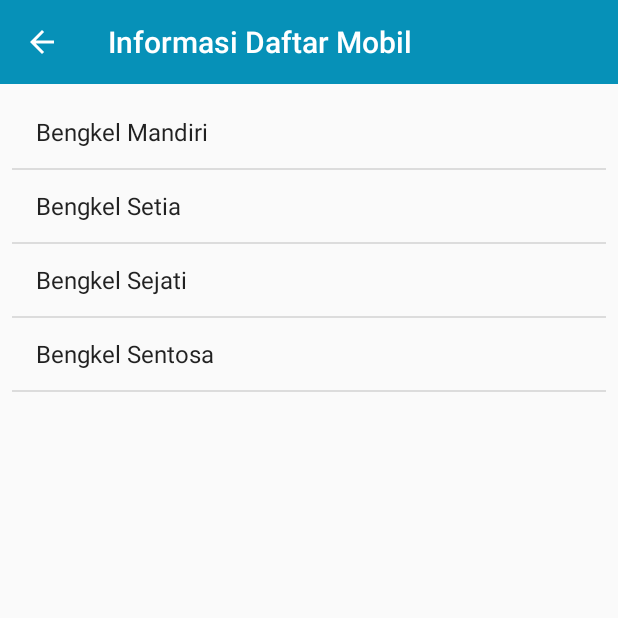
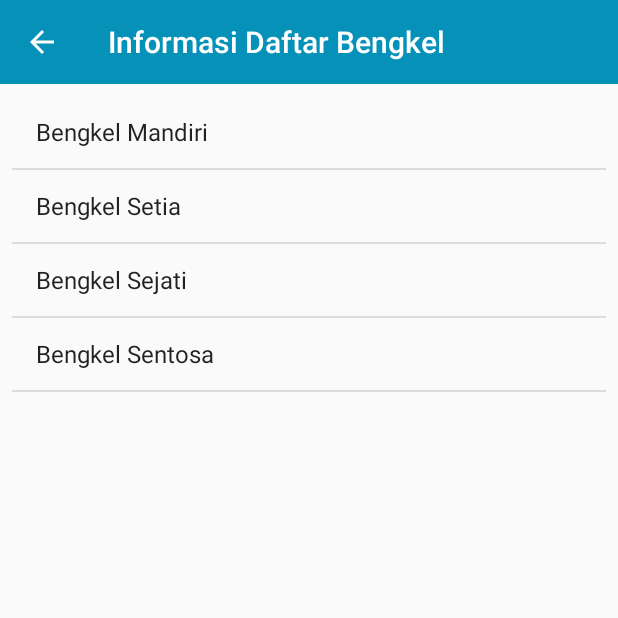
Before and after one commit to helperzerro/Bengkel, an Android app: the DaftarBengkelActivity screen opened directly, with no data from a screen before it, on a phone screen of 412 x 824 dp, the top half of it. Run offline under Robolectric (Android 15) with nearby library versions, the phone set to English and light mode, and no system bars.

Commit message:
merubah text & class mobil menjadi bengkel

```diff
--- a/app/src/main/AndroidManifest.xml
+++ b/app/src/main/AndroidManifest.xml
@@ -17,10 +17,10 @@
                 <category android:name="android.intent.category.LAUNCHER" />
             </intent-filter>
         </activity>
-        <activity android:name="com.uas.bengkel.activity.DaftarMobilActivity" />
+        <activity android:name="com.uas.bengkel.activity.DaftarBengkelActivity" />
         <activity android:name="com.uas.bengkel.activity.PenyewaActivity" />
-        <activity android:name="com.uas.bengkel.activity.SewaMobilActivity" />
-        <activity android:name="com.uas.bengkel.activity.DetailMobilActivity" />
+        <activity android:name="com.uas.bengkel.activity.SewaBengkelActivity" />
+        <activity android:name="com.uas.bengkel.activity.DetailBengkelActivity" />
         <activity android:name="com.uas.bengkel.activity.DetailPenyewaActivity" />
         <activity android:name="com.uas.bengkel.activity.RegisterActivity"/>
         <activity android:name="com.uas.bengkel.activity.MainActivity"/>
--- a/app/src/main/java/com/uas/bengkel/activity/DaftarMobilActivity.java
+++ b/app/src/main/java/com/uas/bengkel/activity/DaftarBengkelActivity.java
@@ -19,19 +19,19 @@ import androidx.appcompat.widget.Toolbar;
 import com.uas.bengkel.R;
 import com.uas.bengkel.helper.DataHelper;
 
-public class DaftarMobilActivity extends AppCompatActivity {
+public class DaftarBengkelActivity extends AppCompatActivity {
 
     String[] daftar;
     ListView ListView1;
     Menu menu;
     protected Cursor cursor;
     DataHelper dbcenter;
-    public static DaftarMobilActivity m;
+    public static DaftarBengkelActivity m;
 
     @Override
     protected void onCreate(Bundle savedInstanceState) {
         super.onCreate(savedInstanceState);
-        setContentView(R.layout.activity_mobil);
+        setContentView(R.layout.activity_bengkel);
 
         m = this;
         dbcenter = new DataHelper(this);
@@ -43,7 +43,7 @@ public class DaftarMobilActivity extends AppCompatActivity {
 
     private void setupToolbar() {
         Toolbar toolbar = findViewById(R.id.tbInfoMbl);
-        toolbar.setTitle("Informasi Daftar Mobil");
+        toolbar.setTitle("Informasi Daftar Bengkel");
         setSupportActionBar(toolbar);
         getSupportActionBar().setDisplayHomeAsUpEnabled(true);
     }
@@ -73,7 +73,7 @@ public class DaftarMobilActivity extends AppCompatActivity {
 
             public void onItemClick(AdapterView arg0, View arg1, int arg2, long arg3) {
                 final String selection = daftar[arg2];
-                Intent i = new Intent(DaftarMobilActivity.this, DetailMobilActivity.class);
+                Intent i = new Intent(DaftarBengkelActivity.this, DetailBengkelActivity.class);
                 i.putExtra("merk", selection);
                 startActivity(i);
             }
--- a/app/src/main/java/com/uas/bengkel/activity/DetailMobilActivity.java
+++ b/app/src/main/java/com/uas/bengkel/activity/DetailBengkelActivity.java
@@ -15,7 +15,7 @@ import androidx.appcompat.widget.Toolbar;
 import com.uas.bengkel.R;
 import com.uas.bengkel.helper.DataHelper;
 
-public class DetailMobilActivity extends AppCompatActivity {
+public class DetailBengkelActivity extends AppCompatActivity {
 
     protected Cursor cursor;
     String sMerk, sHarga, sGambar;
@@ -25,7 +25,7 @@ public class DetailMobilActivity extends AppCompatActivity {
     @Override
     protected void onCreate(Bundle savedInstanceState) {
         super.onCreate(savedInstanceState);
-        setContentView(R.layout.activity_detail_mobil);
+        setContentView(R.layout.activity_detail_bengkel);
 
         Bundle terima = getIntent().getExtras();
 
--- a/app/src/main/java/com/uas/bengkel/activity/MainActivity.java
+++ b/app/src/main/java/com/uas/bengkel/activity/MainActivity.java
@@ -37,7 +37,7 @@ public class MainActivity extends AppCompatActivity {
         informasi.setOnClickListener(new View.OnClickListener() {
             @Override
             public void onClick(View v) {
-                Intent i = new Intent(MainActivity.this, DaftarMobilActivity.class);
+                Intent i = new Intent(MainActivity.this, DaftarBengkelActivity.class);
                 startActivity(i);
             }
         });
--- a/app/src/main/java/com/uas/bengkel/activity/PenyewaActivity.java
+++ b/app/src/main/java/com/uas/bengkel/activity/PenyewaActivity.java
@@ -43,7 +43,7 @@ public class PenyewaActivity extends AppCompatActivity {
         tambah.setOnClickListener(new View.OnClickListener() {
             @Override
             public void onClick(View v) {
-                Intent p = new Intent(PenyewaActivity.this, SewaMobilActivity.class);
+                Intent p = new Intent(PenyewaActivity.this, SewaBengkelActivity.class);
                 startActivity(p);
             }
         });
--- a/app/src/main/java/com/uas/bengkel/activity/SewaMobilActivity.java
+++ b/app/src/main/java/com/uas/bengkel/activity/SewaBengkelActivity.java
@@ -21,7 +21,7 @@ import com.uas.bengkel.helper.DataHelper;
 
 import java.util.List;
 
-public class SewaMobilActivity extends AppCompatActivity implements AdapterView.OnItemSelectedListener {
+public class SewaBengkelActivity extends AppCompatActivity implements AdapterView.OnItemSelectedListener {
 
     EditText nama, alamat, no_hp, lama;
     RadioGroup promo;
@@ -65,7 +65,7 @@ public class SewaMobilActivity extends AppCompatActivity implements AdapterView.
                 sNo = no_hp.getText().toString();
                 sLama = lama.getText().toString();
                 if (sNama.isEmpty() || sAlamat.isEmpty() || sNo.isEmpty() || sLama.isEmpty()) {
-                    Toast.makeText(SewaMobilActivity.this, "(*) tidak boleh kosong", Toast.LENGTH_SHORT).show();
+                    Toast.makeText(SewaBengkelActivity.this, "(*) tidak boleh kosong", Toast.LENGTH_SHORT).show();
                     return;
                 }
 
@@ -122,7 +122,7 @@ public class SewaMobilActivity extends AppCompatActivity implements AdapterView.
 
     private void setupToolbar() {
         Toolbar toolbar = findViewById(R.id.tbSewaMobl);
-        toolbar.setTitle("Sewa Mobil");
+        toolbar.setTitle("Sewa Bengkel");
         setSupportActionBar(toolbar);
         getSupportActionBar().setDisplayHomeAsUpEnabled(true);
     }
--- a/app/src/main/res/layout/activity_sewa.xml
+++ b/app/src/main/res/layout/activity_sewa.xml
@@ -133,7 +133,7 @@
                         android:layout_width="match_parent"
                         android:layout_height="wrap_content"
                         android:gravity="center"
-                        android:text="Data Mobil"
+                        android:text="Data Bengkel"
                         android:textColor="@color/colorPrimary"
                         android:textSize="19sp"
                         android:textStyle="bold" />
```
Also changed, not shown: app/src/main/res/layout/activity_bengkel.xml (renamed from app/src/main/res/layout/activity_mobil.xml), app/src/main/res/layout/activity_detail_bengkel.xml (renamed from app/src/main/res/layout/activity_detail_mobil.xml), 39 other files.
